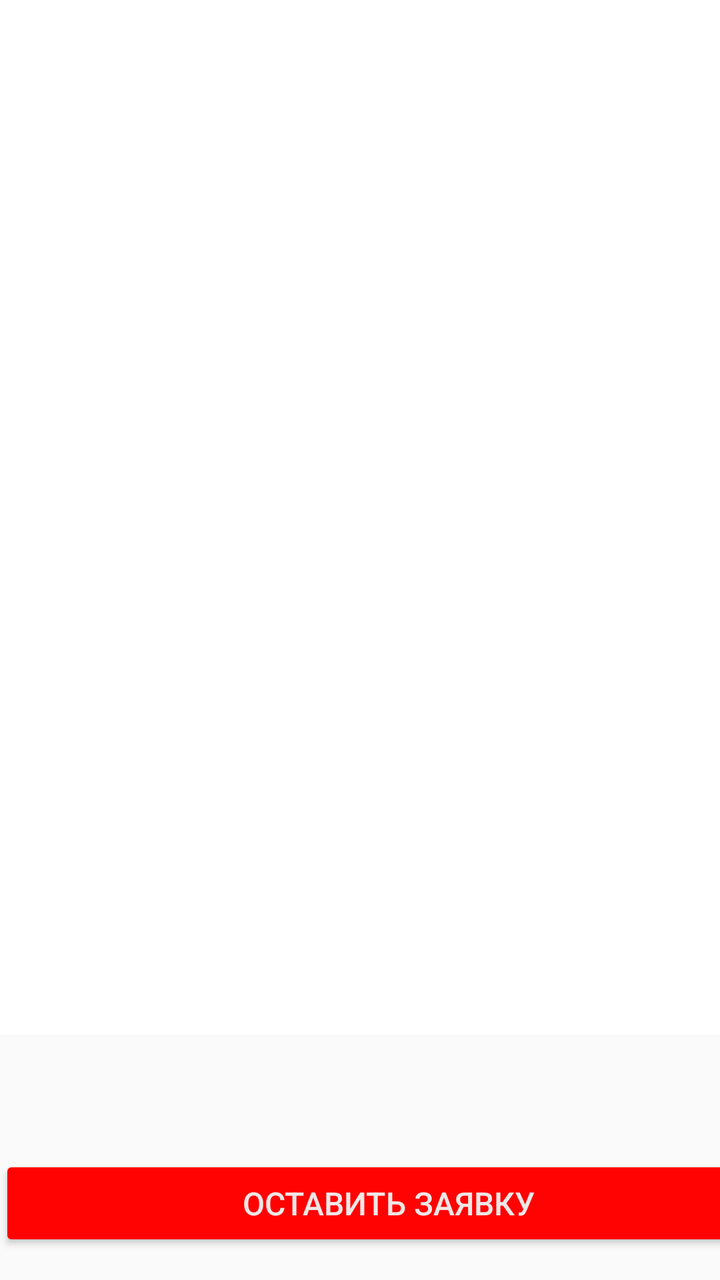
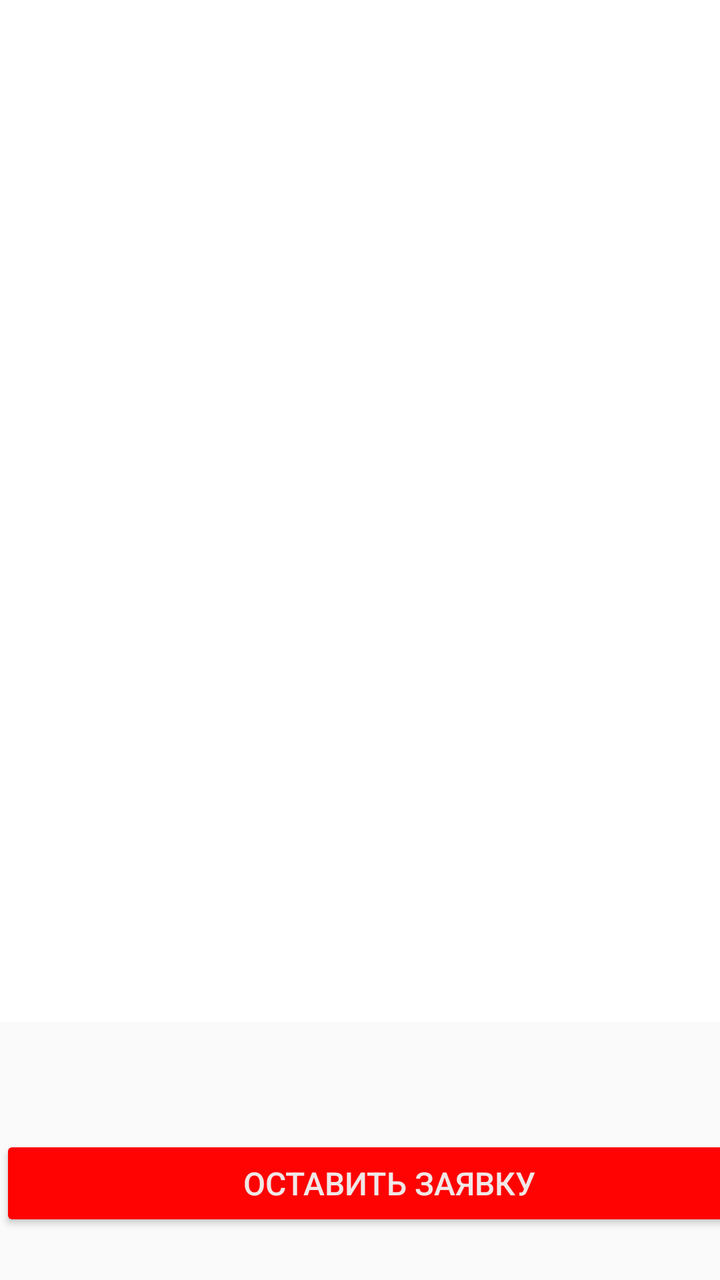

Screens rendered from an Android XML layout before and after an edit, with the pre-edit source and the edit as a unified diff.
<!-- AndroidManifest.xml: application theme Theme.AppCompat.Light.NoActionBar -->
<!-- res/layout/activity_osnovnoi_ekran.xml -->
<?xml version="1.0" encoding="utf-8"?>
<androidx.constraintlayout.widget.ConstraintLayout xmlns:android="http://schemas.android.com/apk/res/android"
    xmlns:app="http://schemas.android.com/apk/res-auto"
    xmlns:tools="http://schemas.android.com/tools"
    android:id="@+id/main"
    android:layout_width="match_parent"
    android:layout_height="match_parent"
    tools:context=".osnovnoiEkran">

    <Button
        android:id="@+id/button2"
        android:layout_width="389dp"
        android:layout_height="48dp"
        android:backgroundTint="#FF0202"
        android:onClick="onClick1"
        android:text="оставить заявку"
        android:textColor="#F0E7E7"
        android:textSize="16sp"
        app:layout_constraintBottom_toBottomOf="parent"
        app:layout_constraintEnd_toEndOf="parent"
        app:layout_constraintHorizontal_bias="0.034"
        app:layout_constraintStart_toStartOf="parent"
        app:layout_constraintTop_toTopOf="parent"
        app:layout_constraintVertical_bias="0.976" />

    <ImageView
        android:id="@+id/imageView"
        android:layout_width="498dp"
        android:layout_height="942dp"
        app:layout_constraintBottom_toBottomOf="parent"
        app:layout_constraintEnd_toEndOf="parent"
        app:layout_constraintHorizontal_bias="0.126"
        app:layout_constraintStart_toStartOf="parent"
        app:layout_constraintTop_toTopOf="parent"
        app:layout_constraintVertical_bias="0.843"
        app:srcCompat="@drawable/_fotor_20241015221046" />

    <androidx.recyclerview.widget.RecyclerView
        android:id="@+id/recycler"
        android:layout_width="381dp"
        android:layout_height="568dp"
        app:layout_constraintBottom_toBottomOf="parent"
        app:layout_constraintEnd_toEndOf="parent"
        app:layout_constraintHorizontal_bias="0.9"
        app:layout_constraintStart_toStartOf="parent"
        app:layout_constraintTop_toTopOf="parent"
        app:layout_constraintVertical_bias="0.607">

    </androidx.recyclerview.widget.RecyclerView>

</androidx.constraintlayout.widget.ConstraintLayout>
<!-- resources referenced by this layout -->
<resources>
  <!-- drawable _fotor_20241015221046: png bitmap (drawable, 24286 bytes) -->
</resources>

<!-- the commit's change to res/layout/activity_osnovnoi_ekran.xml (unified diff, before → after) -->
@@ -3,7 +3,7 @@
     xmlns:app="http://schemas.android.com/apk/res-auto"
     xmlns:tools="http://schemas.android.com/tools"
     android:id="@+id/main"
-    android:layout_width="match_parent"
+    android:layout_width="wrap_content"
     android:layout_height="match_parent"
     tools:context=".osnovnoiEkran">
 
@@ -18,33 +18,33 @@
         android:textSize="16sp"
         app:layout_constraintBottom_toBottomOf="parent"
         app:layout_constraintEnd_toEndOf="parent"
-        app:layout_constraintHorizontal_bias="0.034"
+        app:layout_constraintHorizontal_bias="0.0"
         app:layout_constraintStart_toStartOf="parent"
         app:layout_constraintTop_toTopOf="parent"
-        app:layout_constraintVertical_bias="0.976" />
+        app:layout_constraintVertical_bias="0.959" />
 
     <ImageView
         android:id="@+id/imageView"
-        android:layout_width="498dp"
-        android:layout_height="942dp"
+        android:layout_width="505dp"
+        android:layout_height="1008dp"
         app:layout_constraintBottom_toBottomOf="parent"
         app:layout_constraintEnd_toEndOf="parent"
-        app:layout_constraintHorizontal_bias="0.126"
+        app:layout_constraintHorizontal_bias="0.0"
         app:layout_constraintStart_toStartOf="parent"
         app:layout_constraintTop_toTopOf="parent"
-        app:layout_constraintVertical_bias="0.843"
+        app:layout_constraintVertical_bias="0.809"
         app:srcCompat="@drawable/_fotor_20241015221046" />
 
     <androidx.recyclerview.widget.RecyclerView
         android:id="@+id/recycler"
-        android:layout_width="381dp"
-        android:layout_height="568dp"
+        android:layout_width="369dp"
+        android:layout_height="586dp"
         app:layout_constraintBottom_toBottomOf="parent"
         app:layout_constraintEnd_toEndOf="parent"
-        app:layout_constraintHorizontal_bias="0.9"
+        app:layout_constraintHorizontal_bias="0.0"
         app:layout_constraintStart_toStartOf="parent"
         app:layout_constraintTop_toTopOf="parent"
-        app:layout_constraintVertical_bias="0.607">
+        app:layout_constraintVertical_bias="0.572">
 
     </androidx.recyclerview.widget.RecyclerView>
 
